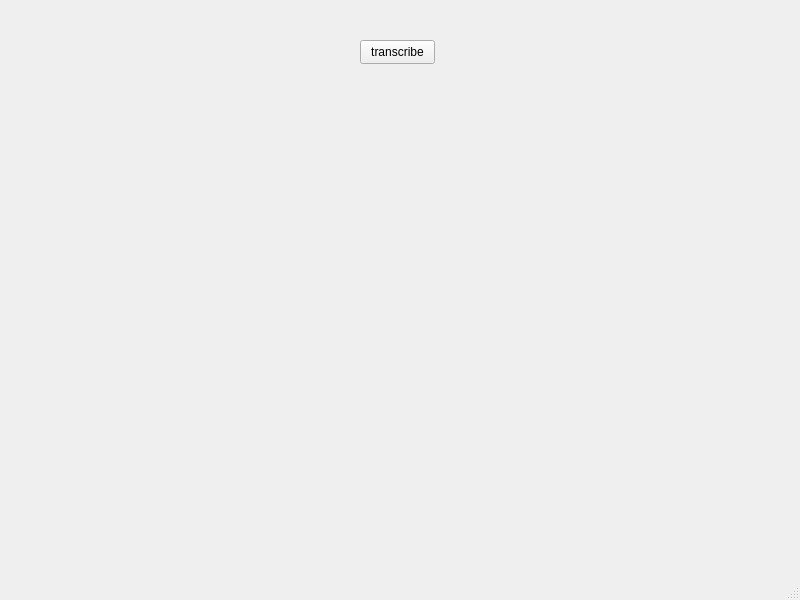
Old version of the form mainwindow.ui in the repository Buzzolan/yt-podcast-transcriber.
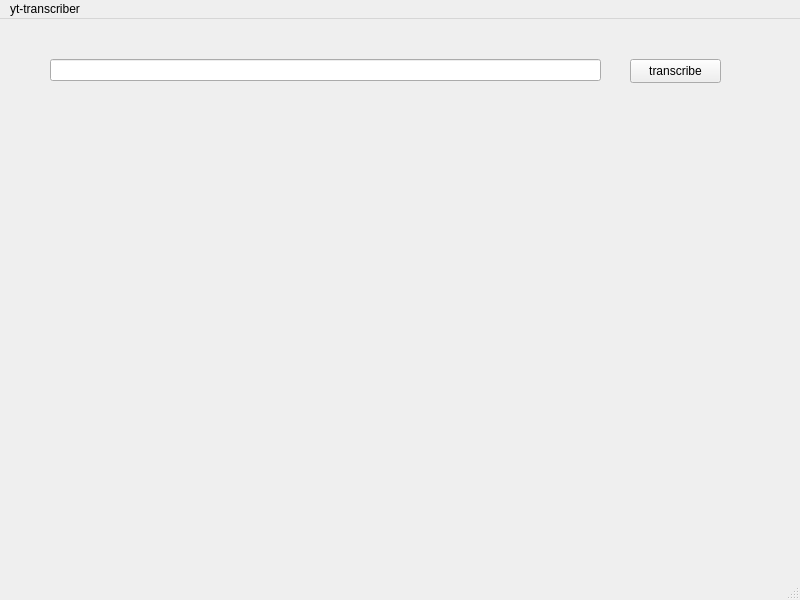
New version of the form.

Commit message: first button connection,  read url from QLine, starting to think how bind C++ and python

Patch:
```diff
--- a/mainwindow.ui
+++ b/mainwindow.ui
@@ -17,9 +17,9 @@
    <widget class="QPushButton" name="runButton">
     <property name="geometry">
      <rect>
-      <x>360</x>
+      <x>630</x>
       <y>40</y>
-      <width>75</width>
+      <width>91</width>
       <height>24</height>
      </rect>
     </property>
@@ -27,6 +27,16 @@
      <string>transcribe</string>
     </property>
    </widget>
+   <widget class="QLineEdit" name="loadurl">
+    <property name="geometry">
+     <rect>
+      <x>50</x>
+      <y>40</y>
+      <width>551</width>
+      <height>22</height>
+     </rect>
+    </property>
+   </widget>
   </widget>
   <widget class="QMenuBar" name="menubar">
    <property name="geometry">
@@ -37,6 +47,12 @@
      <height>22</height>
     </rect>
    </property>
+   <widget class="QMenu" name="menuyt_transcriber">
+    <property name="title">
+     <string>yt-transcriber</string>
+    </property>
+   </widget>
+   <addaction name="menuyt_transcriber"/>
   </widget>
   <widget class="QStatusBar" name="statusbar"/>
  </widget>
```
The commit also changes 3 other files.
